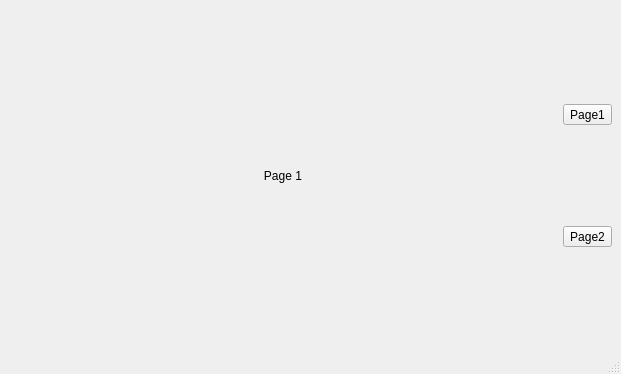
Before: the Qt Designer form form.ui in ZedObaia/pyqt-stackedWidget-example, drawn with Qt 5.
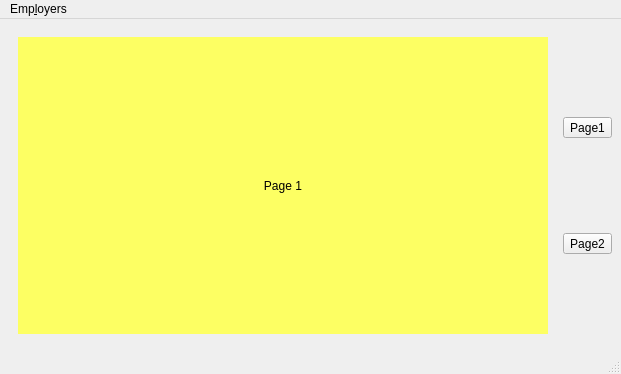
After: the same form once the commit is applied. The open tabs and pages were chosen to show the change.

Commit message: add menubar example

Diff of the .ui file:
```diff
--- a/form.ui
+++ b/form.ui
@@ -24,6 +24,9 @@
        <layout class="QVBoxLayout" name="verticalLayout_3">
         <item>
          <widget class="QLabel" name="label">
+          <property name="styleSheet">
+           <string notr="true">background-color: rgb(253, 255, 99);</string>
+          </property>
           <property name="text">
            <string>Page 1</string>
           </property>
@@ -85,6 +88,14 @@
      <height>32</height>
     </rect>
    </property>
+   <widget class="QMenu" name="menuEmployers">
+    <property name="title">
+     <string>Emp&amp;loyers</string>
+    </property>
+    <addaction name="actionPage1"/>
+    <addaction name="actionPage2"/>
+   </widget>
+   <addaction name="menuEmployers"/>
   </widget>
   <widget class="QStatusBar" name="statusbar"/>
  </widget>
```
Left out of the diff: 15 changed lines with no effect on the pictures. The commit also changes 2 other files.
